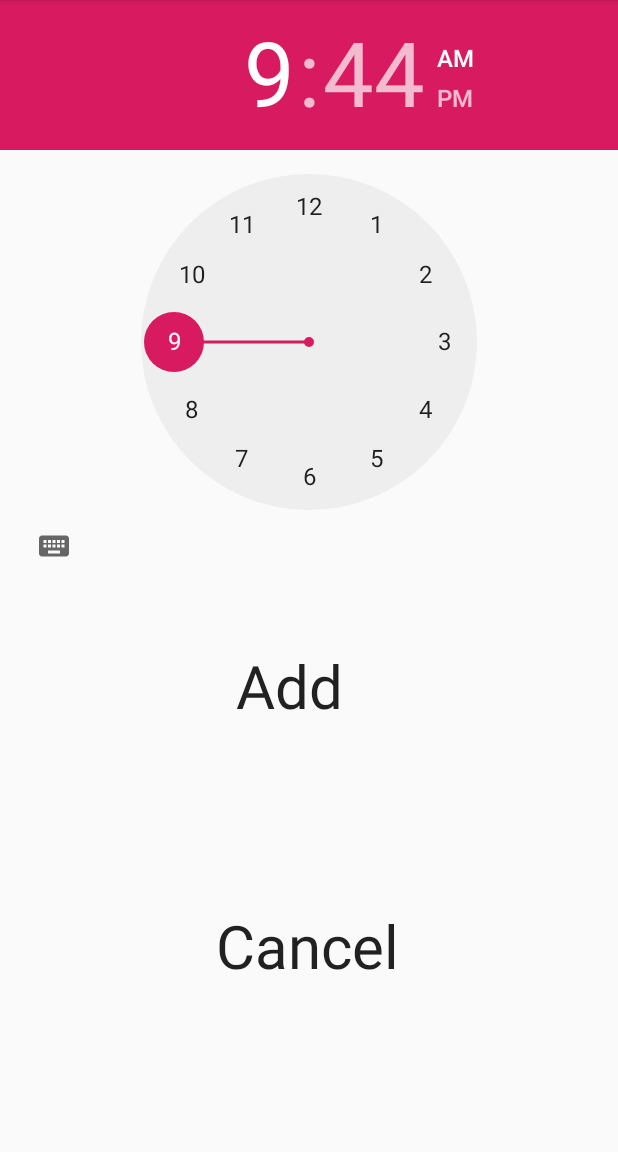
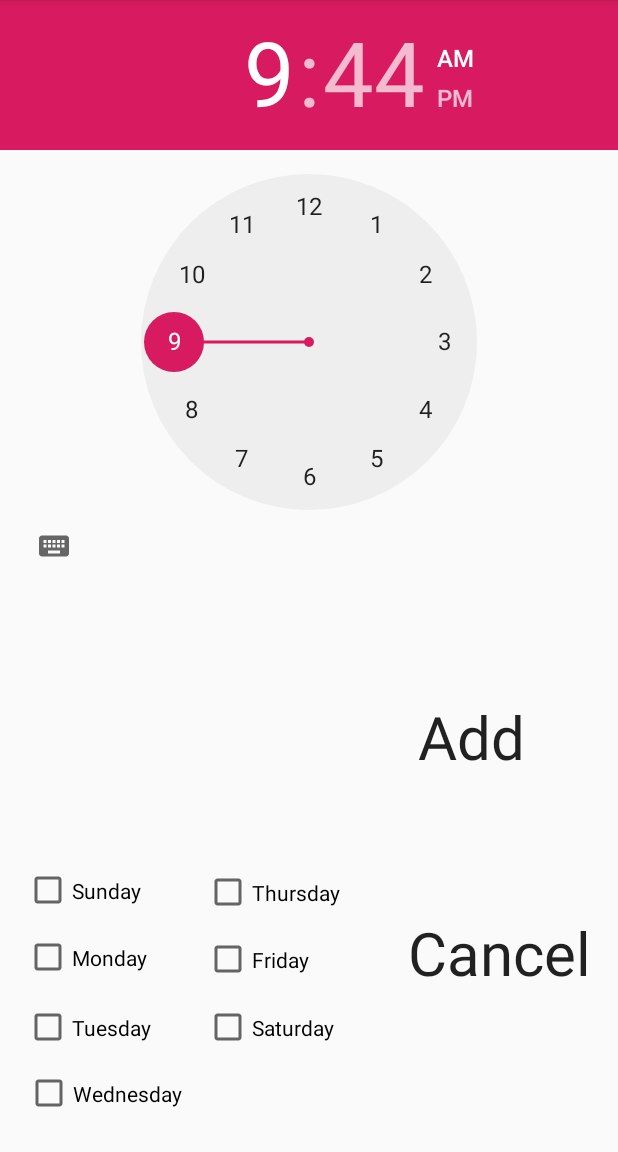
Before and after one commit to kyleschultz/PlugItInStupid, an Android app: the AddAlarm screen opened directly, with no data from a screen before it, on a phone screen of 412 x 824 dp, the part 84-1236 px from its top. Run offline under Robolectric (Android 15) with nearby library versions, the phone set to English and light mode, and no system bars.

Commit message:
Added cancel

```diff
--- a/app/build.gradle
+++ b/app/build.gradle
@@ -31,4 +31,5 @@ dependencies {
     androidTestImplementation 'androidx.test.ext:junit:1.1.0'
     androidTestImplementation 'androidx.test.espresso:espresso-core:3.1.1'
     implementation 'com.android.support:recyclerview-v7:28.0.0'
+    implementation 'com.google.android.material:material:1.0.0'
 }
--- a/app/src/main/java/com/example/myapplication/AddAlarm.java
+++ b/app/src/main/java/com/example/myapplication/AddAlarm.java
@@ -24,11 +24,19 @@ public class AddAlarm extends AppCompatActivity implements View.OnClickListener
         calendar = Calendar.getInstance();
         TextView button = findViewById(R.id.textView);
         button.setOnClickListener(this);
+        TextView cancel = findViewById(R.id.textView2);
+        cancel.setOnClickListener(this);
     }
 
     @Override
     public void onClick(View v) {
-        Intent myIntent = new Intent(this, AlarmReceiver.class);
+        if(v.getId() == R.id.textView){
+            Intent myIntent = new Intent(this, AlarmReceiver.class);
+        }
+        else if(v.getId() == R.id.textView2){
+            Intent myIntent = new Intent(this, MainActivity.class);
+            startActivity(myIntent);
+        }
 
     }
 }
--- a/app/src/main/res/layout/activity_add_alarm.xml
+++ b/app/src/main/res/layout/activity_add_alarm.xml
@@ -7,13 +7,73 @@
     tools:context=".AddAlarm">
 
 
+    <CheckBox
+        android:id="@+id/checkBox3"
+        android:layout_width="110dp"
+        android:layout_height="43dp"
+        android:text="Tuesday"
+        app:layout_constraintBottom_toBottomOf="parent"
+        app:layout_constraintEnd_toEndOf="parent"
+        app:layout_constraintHorizontal_bias="0.053"
+        app:layout_constraintStart_toStartOf="parent"
+        app:layout_constraintTop_toTopOf="@+id/timePicker"
+        app:layout_constraintVertical_bias="0.915" />
+
+    <CheckBox
+        android:id="@+id/checkBox4"
+        android:layout_width="110dp"
+        android:layout_height="43dp"
+        android:text="Wednesday"
+        app:layout_constraintBottom_toBottomOf="parent"
+        app:layout_constraintEnd_toEndOf="parent"
+        app:layout_constraintHorizontal_bias="0.055"
+        app:layout_constraintStart_toStartOf="parent"
+        app:layout_constraintTop_toTopOf="parent"
+        app:layout_constraintVertical_bias="0.976" />
+
+    <CheckBox
+        android:id="@+id/checkBox5"
+        android:layout_width="110dp"
+        android:layout_height="43dp"
+        android:text="Thursday"
+        app:layout_constraintBottom_toBottomOf="parent"
+        app:layout_constraintEnd_toEndOf="parent"
+        app:layout_constraintHorizontal_bias="0.451"
+        app:layout_constraintStart_toStartOf="parent"
+        app:layout_constraintTop_toTopOf="parent"
+        app:layout_constraintVertical_bias="0.791" />
+
+    <CheckBox
+        android:id="@+id/checkBox6"
+        android:layout_width="110dp"
+        android:layout_height="43dp"
+        android:text="Friday"
+        app:layout_constraintBottom_toBottomOf="parent"
+        app:layout_constraintEnd_toEndOf="parent"
+        app:layout_constraintHorizontal_bias="0.451"
+        app:layout_constraintStart_toStartOf="parent"
+        app:layout_constraintTop_toTopOf="@+id/timePicker"
+        app:layout_constraintVertical_bias="0.853" />
+
+    <CheckBox
+        android:id="@+id/checkBox7"
+        android:layout_width="110dp"
+        android:layout_height="43dp"
+        android:text="Saturday"
+        app:layout_constraintBottom_toBottomOf="parent"
+        app:layout_constraintEnd_toEndOf="parent"
+        app:layout_constraintHorizontal_bias="0.451"
+        app:layout_constraintStart_toStartOf="parent"
+        app:layout_constraintTop_toTopOf="@+id/timePicker"
+        app:layout_constraintVertical_bias="0.915" />
+
     <TimePicker
         android:id="@+id/timePicker"
         android:layout_width="wrap_content"
         android:layout_height="wrap_content"
         android:layout_alignParentStart="true"
         android:layout_alignParentLeft="true"
-        app:layout_constraintBottom_toBottomOf="parent"
+        app:layout_constraintBottom_toTopOf="@+id/checkBox"
         app:layout_constraintEnd_toEndOf="parent"
         app:layout_constraintHorizontal_bias="0.0"
         app:layout_constraintStart_toStartOf="parent"
@@ -27,16 +87,15 @@
         android:layout_below="@+id/timePicker"
         android:layout_alignParentStart="true"
         android:layout_alignParentLeft="true"
-        android:layout_marginTop="32dp"
         android:text="Add"
         android:textAppearance="?android:attr/textAppearanceLarge"
         android:textSize="40sp"
         app:layout_constraintBottom_toBottomOf="parent"
         app:layout_constraintEnd_toEndOf="parent"
-        app:layout_constraintHorizontal_bias="0.498"
+        app:layout_constraintHorizontal_bias="0.882"
         app:layout_constraintStart_toStartOf="parent"
-        app:layout_constraintTop_toBottomOf="@+id/timePicker"
-        app:layout_constraintVertical_bias="0.044" />
+        app:layout_constraintTop_toTopOf="parent"
+        app:layout_constraintVertical_bias="0.709" />
 
     <TextView
         android:id="@+id/textView2"
@@ -50,9 +109,34 @@
         android:textSize="40sp"
         app:layout_constraintBottom_toBottomOf="parent"
         app:layout_constraintEnd_toEndOf="parent"
+        app:layout_constraintHorizontal_bias="0.944"
         app:layout_constraintStart_toStartOf="parent"
-        app:layout_constraintTop_toBottomOf="@+id/textView" />
+        app:layout_constraintTop_toBottomOf="@+id/textView"
+        app:layout_constraintVertical_bias="0.354" />
 
+    <CheckBox
+        android:id="@+id/checkBox"
+        android:layout_width="110dp"
+        android:layout_height="43dp"
+        android:text="Sunday"
+        app:layout_constraintBottom_toBottomOf="parent"
+        app:layout_constraintEnd_toEndOf="parent"
+        app:layout_constraintHorizontal_bias="0.052"
+        app:layout_constraintStart_toStartOf="parent"
+        app:layout_constraintTop_toTopOf="parent"
+        app:layout_constraintVertical_bias="0.789" />
+
+    <CheckBox
+        android:id="@+id/checkBox2"
+        android:layout_width="110dp"
+        android:layout_height="43dp"
+        android:text="Monday"
+        app:layout_constraintBottom_toBottomOf="parent"
+        app:layout_constraintEnd_toEndOf="parent"
+        app:layout_constraintHorizontal_bias="0.053"
+        app:layout_constraintStart_toStartOf="parent"
+        app:layout_constraintTop_toTopOf="parent"
+        app:layout_constraintVertical_bias="0.851" />
 
 
 </androidx.constraintlayout.widget.ConstraintLayout>
```
